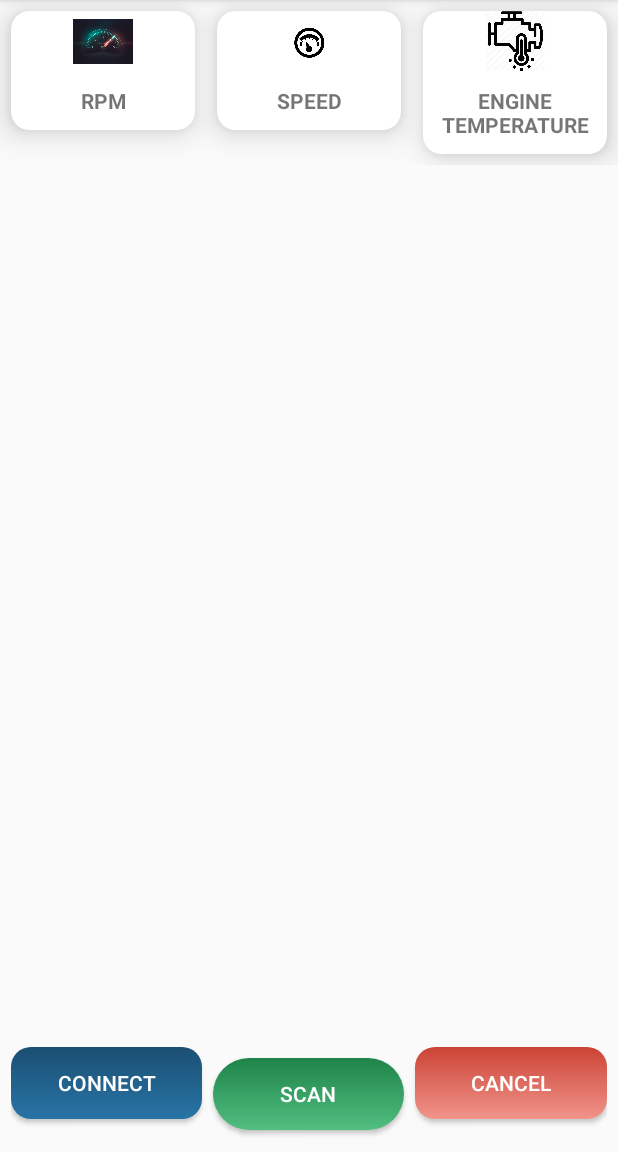
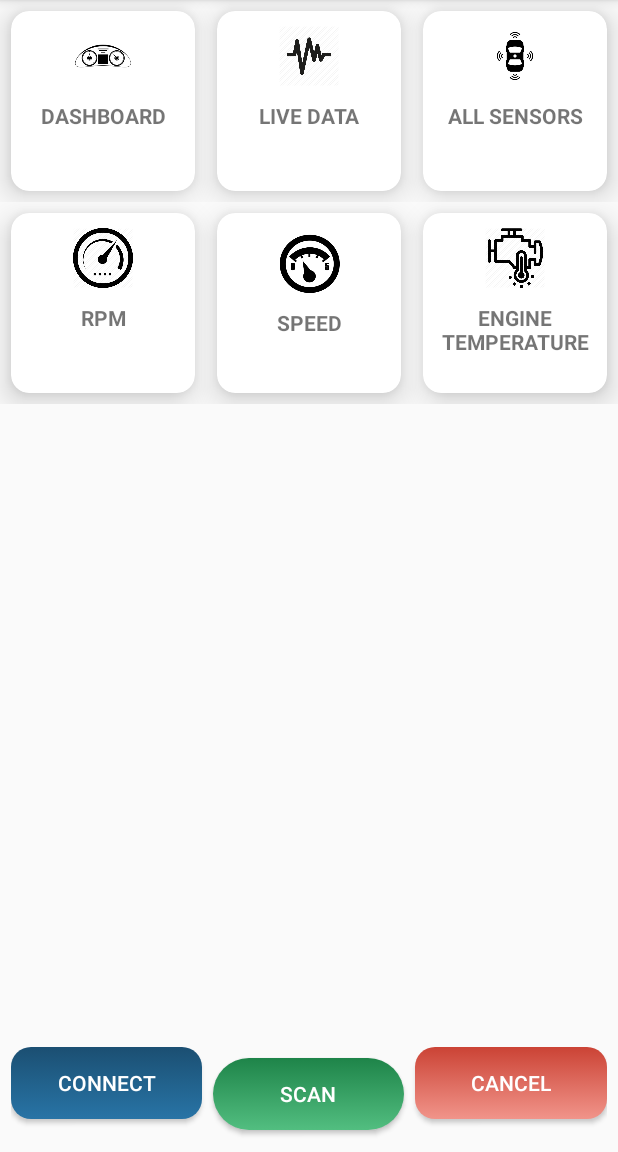
Before and after one commit to in-techouse/obd-car-diagnostic-pro, an Android app: the Dashboard screen opened directly, with no data from a screen before it, on a phone screen of 412 x 824 dp, the part 84-1236 px from its top. Run offline under Robolectric (Android 15) with nearby library versions, the phone set to English and light mode, and no system bars; libraries missing offline, so code that uses them is left out: com.github.pires.obd, com.shashank.sony.

Commit message:
will completed dashboard activity

```diff
--- a/app/src/main/res/layout/activity_dashboard.xml
+++ b/app/src/main/res/layout/activity_dashboard.xml
@@ -17,6 +17,7 @@
             android:layout_width="match_parent"
             android:layout_height="wrap_content"
             android:orientation="vertical">
+
             <LinearLayout
                 android:layout_width="match_parent"
                 android:layout_height="wrap_content"
@@ -25,7 +26,108 @@
 
                 <androidx.cardview.widget.CardView
                     android:layout_width="match_parent"
+                    android:layout_height="@dimen/card_height"
+                    app:cardElevation="12dp"
+                    app:cardCornerRadius="12dp"
+                    android:layout_margin="7dp"
+                    android:layout_weight="1"
+                    android:id="@+id/dashboard">
+                    <LinearLayout
+                        android:layout_width="match_parent"
                         android:layout_height="wrap_content"
+                        android:orientation="vertical"
+                        android:paddingTop="10dp">
+                        <ImageView
+                            android:scaleType="fitXY"
+                            android:layout_width="@dimen/img_wh"
+                            android:layout_height="@dimen/img_wh"
+                            android:src="@drawable/dashboard1"
+                            android:layout_gravity="center">
+                        </ImageView>
+                        <TextView
+                            android:layout_width="match_parent"
+                            android:layout_height="wrap_content"
+                            android:layout_marginTop="10dp"
+                            android:textAlignment="center"
+                            android:text="DASHBOARD"
+                            android:textStyle="bold"
+                            android:paddingBottom="10dp">
+                        </TextView>
+                    </LinearLayout>
+                </androidx.cardview.widget.CardView>
+                <androidx.cardview.widget.CardView
+                    android:layout_width="match_parent"
+                    android:layout_height="@dimen/card_height"
+                    app:cardElevation="12dp"
+                    app:cardCornerRadius="12dp"
+                    android:layout_margin="7dp"
+                    android:layout_weight="1"
+                    android:id="@+id/live_data">
+                    <LinearLayout
+                        android:layout_width="match_parent"
+                        android:layout_height="wrap_content"
+                        android:orientation="vertical"
+                        android:paddingTop="10dp">
+
+                        <ImageView
+                            android:scaleType="fitXY"
+                            android:layout_width="@dimen/img_wh"
+                            android:layout_height="@dimen/img_wh"
+                            android:layout_gravity="center"
+                            android:src="@drawable/live"/>
+                        <TextView
+                            android:layout_width="match_parent"
+                            android:layout_height="wrap_content"
+                            android:layout_marginTop="10dp"
+                            android:textAlignment="center"
+                            android:text="LIVE DATA"
+                            android:textStyle="bold"
+                            android:paddingBottom="10dp">
+                        </TextView>
+                    </LinearLayout>
+                </androidx.cardview.widget.CardView>
+                <androidx.cardview.widget.CardView
+                    android:layout_width="match_parent"
+                    android:layout_height="@dimen/card_height"
+                    app:cardElevation="12dp"
+                    app:cardCornerRadius="12dp"
+                    android:layout_margin="7dp"
+                    android:layout_weight="1"
+                    android:id="@+id/all_sensor">
+                    <LinearLayout
+                        android:layout_width="match_parent"
+                        android:layout_height="wrap_content"
+                        android:orientation="vertical"
+                        android:paddingTop="10dp">
+                        <ImageView
+                            android:src="@drawable/allsensors"
+                            android:scaleType="fitXY"
+                            android:layout_width="@dimen/img_wh"
+                            android:layout_height="@dimen/img_wh"
+                            android:layout_gravity="center">
+                        </ImageView>
+                        <TextView
+                            android:layout_width="match_parent"
+                            android:layout_height="wrap_content"
+                            android:layout_marginTop="10dp"
+                            android:textAlignment="center"
+                            android:text="ALL SENSORS"
+                            android:textStyle="bold"
+                            android:paddingBottom="10dp">
+                        </TextView>
+                    </LinearLayout>
+                </androidx.cardview.widget.CardView>
+
+            </LinearLayout>
+            <LinearLayout
+                android:layout_width="match_parent"
+                android:layout_height="wrap_content"
+                android:orientation="horizontal"
+                android:weightSum="3">
+
+                <androidx.cardview.widget.CardView
+                    android:layout_width="match_parent"
+                    android:layout_height="@dimen/card_height"
                     app:cardElevation="12dp"
                     app:cardCornerRadius="12dp"
                     android:layout_margin="7dp"
@@ -34,11 +136,13 @@
                     <LinearLayout
                         android:layout_width="match_parent"
                         android:layout_height="wrap_content"
-                    android:orientation="vertical">
+                        android:orientation="vertical"
+                        android:paddingTop="10dp">
                         <ImageView
-                        android:src="@drawable/rpm"
-                        android:layout_width="40dp"
-                        android:layout_height="40dp"
+                            android:src="@drawable/rpm2"
+                            android:scaleType="fitXY"
+                            android:layout_width="@dimen/img_wh"
+                            android:layout_height="@dimen/img_wh"
                             android:layout_gravity="center">
                         </ImageView>
                         <TextView
@@ -54,7 +158,7 @@
                 </androidx.cardview.widget.CardView>
                 <androidx.cardview.widget.CardView
                     android:layout_width="match_parent"
-                    android:layout_height="wrap_content"
+                    android:layout_height="@dimen/card_height"
                     app:cardElevation="12dp"
                     app:cardCornerRadius="12dp"
                     android:layout_margin="7dp"
@@ -63,11 +167,13 @@
                     <LinearLayout
                         android:layout_width="match_parent"
                         android:layout_height="wrap_content"
-                        android:orientation="vertical">
+                        android:orientation="vertical"
+                        android:paddingTop="10dp">
                         <ImageView
                             android:src="@drawable/speed"
-                            android:layout_width="40dp"
-                            android:layout_height="40dp"
+                            android:scaleType="fitXY"
+                            android:layout_width="80dp"
+                            android:layout_height="43dp"
                             android:layout_gravity="center">
                         </ImageView>
                         <TextView
@@ -83,7 +189,7 @@
                 </androidx.cardview.widget.CardView>
                 <androidx.cardview.widget.CardView
                     android:layout_width="match_parent"
-                    android:layout_height="wrap_content"
+                    android:layout_height="@dimen/card_height"
                     app:cardElevation="12dp"
                     app:cardCornerRadius="12dp"
                     android:layout_margin="7dp"
@@ -92,11 +198,13 @@
                     <LinearLayout
                         android:layout_width="match_parent"
                         android:layout_height="wrap_content"
-                        android:orientation="vertical">
+                        android:orientation="vertical"
+                        android:paddingTop="10dp">
                         <ImageView
                             android:src="@drawable/enginetemperature"
-                            android:layout_width="40dp"
-                            android:layout_height="40dp"
+                            android:scaleType="fitXY"
+                            android:layout_width="@dimen/img_wh"
+                            android:layout_height="@dimen/img_wh"
                             android:layout_gravity="center">
                         </ImageView>
                         <TextView
@@ -110,7 +218,6 @@
                         </TextView>
                     </LinearLayout>
                 </androidx.cardview.widget.CardView>
-
             </LinearLayout>
 
         </LinearLayout>
--- /dev/null
+++ b/app/src/main/res/values/dimens.xml
@@ -0,0 +1,5 @@
+<?xml version="1.0" encoding="utf-8"?>
+<resources>
+    <dimen name="card_height">120dp</dimen>
+    <dimen name="img_wh">40dp</dimen>
+</resources>
```
Also changed, not shown: app/src/main/res/drawable/allsensors.png (added), app/src/main/res/drawable/dashboard1.png (added), app/src/main/res/drawable/live.png (added), app/src/main/res/drawable/livedata.jpg (added), app/src/main/res/drawable/rpm1.jpg (added), app/src/main/res/drawable/rpm2.png (added). Lines whose indentation alone changed are shown as unchanged.
